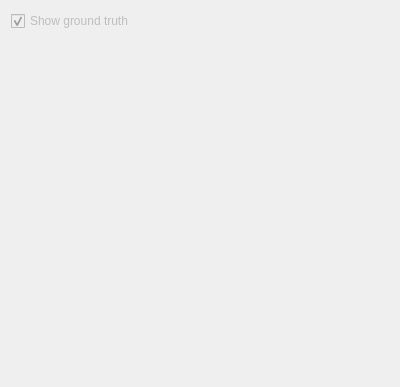
Above: code/src/lib/visualization/EvaluatorControl.ui from jmaye/curb-detection before the change. Below: the same form after it.
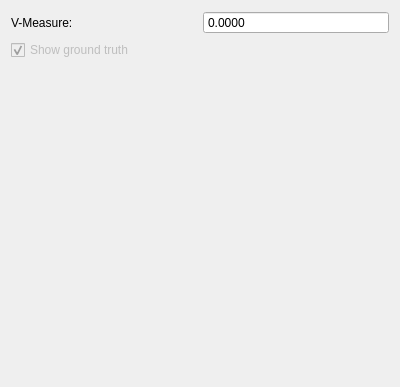
That is the form after the change.

The edit to the form file:
```diff
--- a/code/src/lib/visualization/EvaluatorControl.ui
+++ b/code/src/lib/visualization/EvaluatorControl.ui
@@ -14,6 +14,33 @@
    <string>Form</string>
   </property>
   <layout class="QVBoxLayout" name="verticalLayout">
+   <item>
+    <layout class="QHBoxLayout" name="resultLayout">
+     <item>
+      <widget class="QLabel" name="resLabel">
+       <property name="text">
+        <string>V-Measure:</string>
+       </property>
+      </widget>
+     </item>
+     <item>
+      <widget class="QDoubleSpinBox" name="vMeasureSpinBox">
+       <property name="readOnly">
+        <bool>true</bool>
+       </property>
+       <property name="buttonSymbols">
+        <enum>QAbstractSpinBox::NoButtons</enum>
+       </property>
+       <property name="decimals">
+        <number>4</number>
+       </property>
+       <property name="maximum">
+        <double>1.000000000000000</double>
+       </property>
+      </widget>
+     </item>
+    </layout>
+   </item>
    <item>
     <layout class="QGridLayout" name="showLayout">
      <item row="0" column="0">
```
